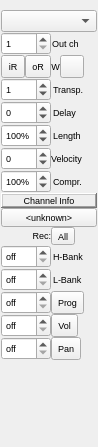
emrum/muse, file muse2/muse/widgets/mtrackinfobase.ui: the form before one commit.
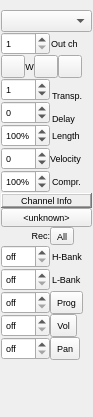
The form after the commit. Custom widgets are drawn as their Qt base class.

Diff of the .ui file:
```diff
--- a/muse2/muse/widgets/mtrackinfobase.ui
+++ b/muse2/muse/widgets/mtrackinfobase.ui
@@ -6,8 +6,8 @@
    <rect>
     <x>0</x>
     <y>0</y>
-    <width>98</width>
-    <height>447</height>
+    <width>93</width>
+    <height>417</height>
    </rect>
   </property>
   <property name="sizePolicy">
@@ -59,7 +59,7 @@
    <property name="spacing">
     <number>0</number>
    </property>
-   <item row="0" column="0" colspan="3">
+   <item row="0" column="0" colspan="2">
     <widget class="QLabel" name="trackNameLabel">
      <property name="sizePolicy">
       <sizepolicy hsizetype="Ignored" vsizetype="Minimum">
@@ -72,7 +72,7 @@
      </property>
     </widget>
    </item>
-   <item row="1" column="0" colspan="3">
+   <item row="1" column="0" colspan="2">
     <widget class="QComboBox" name="iOutput">
      <property name="sizePolicy">
       <sizepolicy hsizetype="Ignored" vsizetype="Fixed">
@@ -110,7 +110,7 @@
      </property>
     </widget>
    </item>
-   <item row="2" column="2">
+   <item row="2" column="1">
     <widget class="QLabel" name="TextLabel2">
      <property name="sizePolicy">
       <sizepolicy hsizetype="Minimum" vsizetype="Fixed">
@@ -140,7 +140,7 @@
      <item>
       <widget class="QToolButton" name="iRButton">
        <property name="sizePolicy">
-        <sizepolicy hsizetype="Minimum" vsizetype="Minimum">
+        <sizepolicy hsizetype="Maximum" vsizetype="Maximum">
          <horstretch>0</horstretch>
          <verstretch>0</verstretch>
         </sizepolicy>
@@ -149,33 +149,16 @@
         <string>input routing</string>
        </property>
        <property name="text">
-        <string>iR</string>
+        <string/>
        </property>
-      </widget>
-     </item>
-     <item>
-      <widget class="QToolButton" name="oRButton">
-       <property name="sizePolicy">
-        <sizepolicy hsizetype="Minimum" vsizetype="Minimum">
-         <horstretch>0</horstretch>
-         <verstretch>0</verstretch>
-        </sizepolicy>
+       <property name="iconSize">
+        <size>
+         <width>16</width>
+         <height>16</height>
+        </size>
        </property>
-       <property name="toolTip">
-        <string>output routing</string>
-       </property>
-       <property name="text">
-        <string>oR</string>
-       </property>
       </widget>
      </item>
-    </layout>
-   </item>
-   <item row="3" column="2">
-    <layout class="QHBoxLayout" name="horizontalLayout_2">
-     <property name="spacing">
-      <number>0</number>
-     </property>
      <item>
       <widget class="QLabel" name="iChanDetectLabel">
        <property name="sizePolicy">
@@ -192,6 +175,9 @@
                   program change, and pitchbend (but not sysex or realtime) events 
                   on the selected channels, on the selected midi ports.</string>
        </property>
+       <property name="lineWidth">
+        <number>0</number>
+       </property>
        <property name="text">
         <string>W</string>
        </property>
@@ -202,7 +188,7 @@
         <bool>false</bool>
        </property>
        <property name="margin">
-        <number>2</number>
+        <number>1</number>
        </property>
        <property name="indent">
         <number>-1</number>
@@ -212,7 +198,7 @@
      <item>
       <widget class="QToolButton" name="recEchoButton">
        <property name="sizePolicy">
-        <sizepolicy hsizetype="Minimum" vsizetype="Minimum">
+        <sizepolicy hsizetype="Maximum" vsizetype="Maximum">
          <horstretch>0</horstretch>
          <verstretch>0</verstretch>
         </sizepolicy>
@@ -223,11 +209,30 @@
        <property name="whatsThis">
         <string>Pass input events through ('thru') to output.</string>
        </property>
+       <property name="text">
+        <string/>
+       </property>
        <property name="checkable">
         <bool>true</bool>
        </property>
       </widget>
      </item>
+     <item>
+      <widget class="QToolButton" name="oRButton">
+       <property name="sizePolicy">
+        <sizepolicy hsizetype="Maximum" vsizetype="Maximum">
+         <horstretch>0</horstretch>
+         <verstretch>0</verstretch>
+        </sizepolicy>
+       </property>
+       <property name="toolTip">
+        <string>output routing</string>
+       </property>
+       <property name="text">
+        <string/>
+       </property>
+      </widget>
+     </item>
      <item>
       <spacer name="echoSpacer">
        <property name="orientation">
@@ -271,7 +276,7 @@
      </property>
     </widget>
    </item>
-   <item row="4" column="2">
+   <item row="4" column="1" rowspan="2">
     <widget class="QLabel" name="TextLabel9">
      <property name="sizePolicy">
       <sizepolicy hsizetype="Minimum" vsizetype="Fixed">
@@ -290,7 +295,7 @@
      </property>
     </widget>
    </item>
-   <item row="5" column="0">
+   <item row="5" column="0" rowspan="2">
     <widget class="MusEGui::SpinBox" name="iVerz">
      <property name="sizePolicy">
       <sizepolicy hsizetype="Minimum" vsizetype="Fixed">
@@ -312,7 +317,7 @@
      </property>
     </widget>
    </item>
-   <item row="5" column="2">
+   <item row="6" column="1">
     <widget class="QLabel" name="TextLabel10">
      <property name="sizePolicy">
       <sizepolicy hsizetype="Minimum" vsizetype="Fixed">
@@ -331,7 +336,7 @@
      </property>
     </widget>
    </item>
-   <item row="6" column="0">
+   <item row="7" column="0">
     <widget class="MusEGui::SpinBox" name="iLen">
      <property name="sizePolicy">
       <sizepolicy hsizetype="Maximum" vsizetype="Fixed">
@@ -356,7 +361,7 @@
      </property>
     </widget>
    </item>
-   <item row="6" column="2">
+   <item row="7" column="1">
     <widget class="QLabel" name="TextLabel11">
      <property name="sizePolicy">
       <sizepolicy hsizetype="Minimum" vsizetype="Fixed">
@@ -375,7 +380,7 @@
      </property>
     </widget>
    </item>
-   <item row="7" column="0">
+   <item row="8" column="0">
     <widget class="MusEGui::SpinBox" name="iAnschl">
      <property name="sizePolicy">
       <sizepolicy hsizetype="Minimum" vsizetype="Fixed">
@@ -403,7 +408,7 @@
      </property>
     </widget>
    </item>
-   <item row="7" column="2">
+   <item row="8" column="1">
     <widget class="QLabel" name="TextLabel12">
      <property name="sizePolicy">
       <sizepolicy hsizetype="Minimum" vsizetype="Fixed">
@@ -422,7 +427,7 @@
      </property>
     </widget>
    </item>
-   <item row="8" column="0">
+   <item row="9" column="0">
     <widget class="MusEGui::SpinBox" name="iKompr">
      <property name="sizePolicy">
       <sizepolicy hsizetype="Maximum" vsizetype="Fixed">
@@ -450,7 +455,7 @@
      </property>
     </widget>
    </item>
-   <item row="8" column="2">
+   <item row="9" column="1">
     <widget class="QLabel" name="TextLabel13">
      <property name="sizePolicy">
       <sizepolicy hsizetype="Minimum" vsizetype="Fixed">
@@ -469,7 +474,7 @@
      </property>
     </widget>
    </item>
-   <item row="9" column="0" colspan="3">
+   <item row="10" column="0" colspan="2">
     <widget class="QLabel" name="TextLabel1_2">
      <property name="sizePolicy">
       <sizepolicy hsizetype="Minimum" vsizetype="Maximum">
@@ -500,7 +505,7 @@
      </property>
     </widget>
    </item>
-   <item row="10" column="0" colspan="3">
+   <item row="11" column="0" colspan="2">
     <widget class="QPushButton" name="iPatch">
      <property name="sizePolicy">
       <sizepolicy hsizetype="Ignored" vsizetype="Fixed">
@@ -516,7 +521,7 @@
      </property>
     </widget>
    </item>
-   <item row="11" column="0">
+   <item row="12" column="0">
     <widget class="QLabel" name="textLabel1">
      <property name="sizePolicy">
       <sizepolicy hsizetype="Minimum" vsizetype="Fixed">
@@ -535,7 +540,7 @@
      </property>
     </widget>
    </item>
-   <item row="11" column="1" colspan="2">
+   <item row="12" column="1">
     <layout class="QHBoxLayout" name="horizontalLayout_3">
      <property name="spacing">
       <number>0</number>
@@ -574,7 +579,7 @@
      </item>
     </layout>
    </item>
-   <item row="12" column="0">
+   <item row="13" column="0">
     <widget class="MusEGui::SpinBox" name="iHBank">
      <property name="sizePolicy">
       <sizepolicy hsizetype="Minimum" vsizetype="Fixed">
@@ -602,7 +607,7 @@
      </property>
     </widget>
    </item>
-   <item row="12" column="1" colspan="2">
+   <item row="13" column="1">
     <widget class="QLabel" name="TextLabel4">
      <property name="sizePolicy">
       <sizepolicy hsizetype="Minimum" vsizetype="Fixed">
@@ -627,7 +632,7 @@
      </property>
     </widget>
    </item>
-   <item row="13" column="0">
+   <item row="14" column="0">
     <widget class="MusEGui::SpinBox" name="iLBank">
      <property name="sizePolicy">
       <sizepolicy hsizetype="Minimum" vsizetype="Fixed">
@@ -655,7 +660,7 @@
      </property>
     </widget>
    </item>
-   <item row="13" column="1" colspan="2">
+   <item row="14" column="1">
     <widget class="QLabel" name="TextLabel5">
      <property name="sizePolicy">
       <sizepolicy hsizetype="Minimum" vsizetype="Fixed">
@@ -680,7 +685,7 @@
      </property>
     </widget>
    </item>
-   <item row="14" column="0">
+   <item row="15" column="0">
     <widget class="MusEGui::SpinBox" name="iProgram">
      <property name="sizePolicy">
       <sizepolicy hsizetype="Minimum" vsizetype="Fixed">
@@ -708,7 +713,7 @@
      </property>
     </widget>
    </item>
-   <item row="14" column="1" colspan="2">
+   <item row="15" column="1">
     <layout class="QHBoxLayout" name="horizontalLayout_4">
      <property name="spacing">
       <number>0</number>
@@ -747,7 +752,7 @@
      </item>
     </layout>
    </item>
-   <item row="15" column="0">
+   <item row="16" column="0">
     <widget class="MusEGui::SpinBox" name="iLautst">
      <property name="sizePolicy">
       <sizepolicy hsizetype="Minimum" vsizetype="Fixed">
@@ -775,7 +780,7 @@
      </property>
     </widget>
    </item>
-   <item row="15" column="1" colspan="2">
+   <item row="16" column="1">
     <layout class="QHBoxLayout" name="horizontalLayout_5">
      <property name="spacing">
       <number>0</number>
@@ -814,7 +819,7 @@
      </item>
     </layout>
    </item>
-   <item row="16" column="0">
+   <item row="17" column="0">
     <widget class="MusEGui::SpinBox" name="iPan">
      <property name="sizePolicy">
       <sizepolicy hsizetype="Minimum" vsizetype="Fixed">
@@ -845,7 +850,7 @@
      </property>
     </widget>
    </item>
-   <item row="16" column="1" colspan="2">
+   <item row="17" column="1">
     <layout class="QHBoxLayout" name="horizontalLayout_6">
      <property name="spacing">
       <number>0</number>
@@ -884,7 +889,7 @@
      </item>
     </layout>
    </item>
-   <item row="17" column="2">
+   <item row="18" column="0">
     <spacer name="spacer5">
      <property name="orientation">
       <enum>Qt::Vertical</enum>
```
